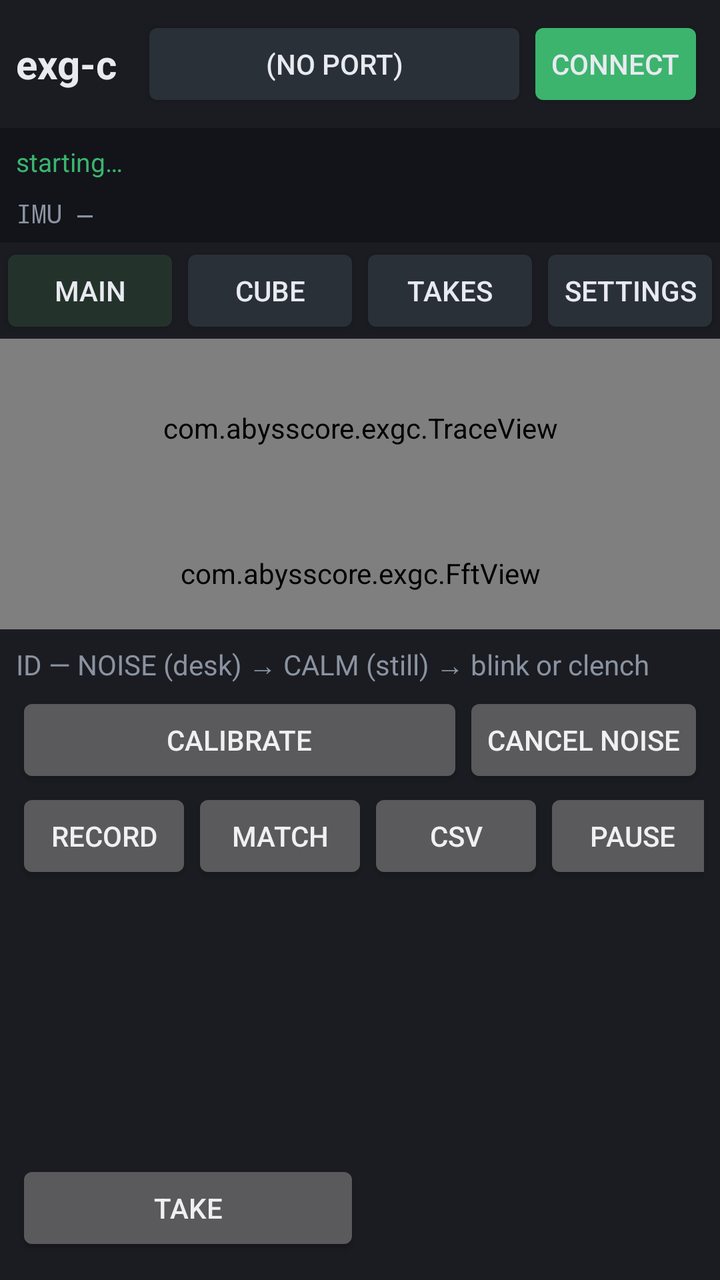
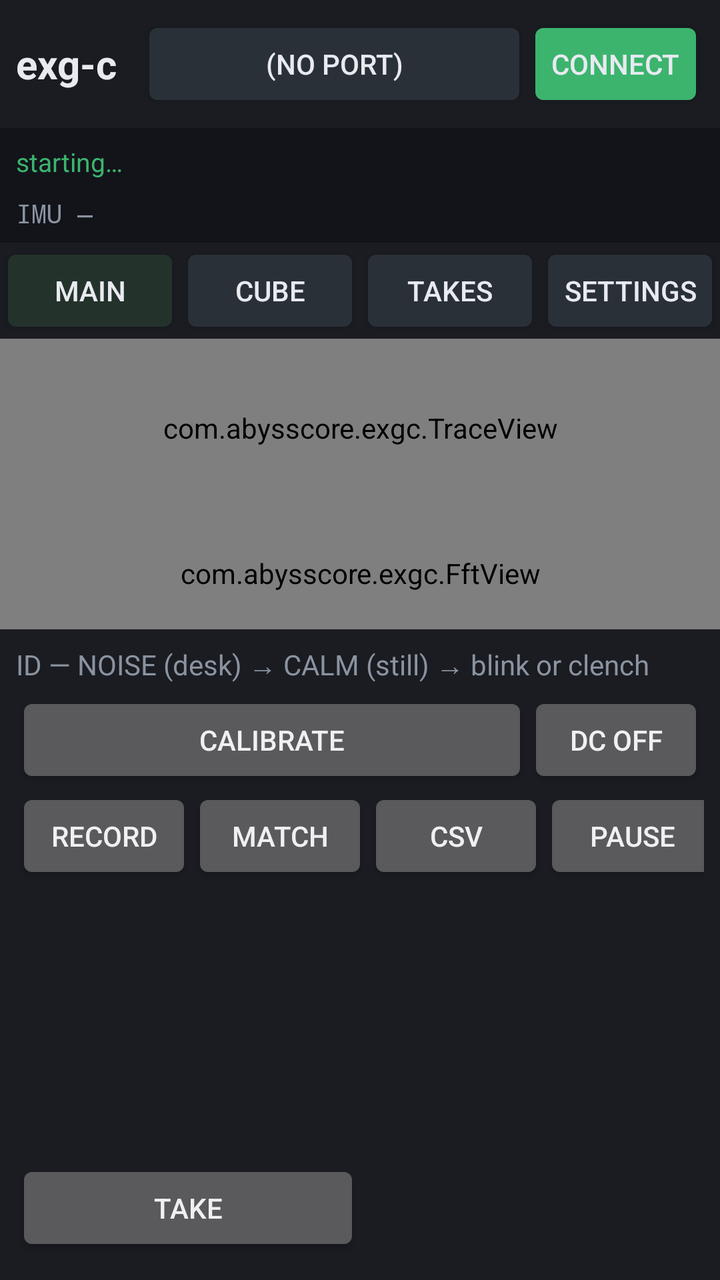

Compare the two renders of this Android layout. The source of the first and the diff that turns it into the second are given below.
<!-- AndroidManifest.xml: application theme android:Theme.DeviceDefault.NoActionBar -->
<!-- res/layout/activity_exg.xml -->
<?xml version="1.0" encoding="utf-8"?>
<LinearLayout xmlns:android="http://schemas.android.com/apk/res/android"
    android:layout_width="match_parent"
    android:layout_height="match_parent"
    android:background="@color/bg"
    android:orientation="vertical">

    <LinearLayout
        android:layout_width="match_parent"
        android:layout_height="wrap_content"
        android:background="@color/panel"
        android:gravity="center_vertical"
        android:padding="8dp">

        <TextView
            android:id="@+id/title"
            android:layout_width="wrap_content"
            android:layout_height="wrap_content"
            android:paddingEnd="12dp"
            android:text="exg-c"
            android:textColor="@color/ink"
            android:textSize="20sp"
            android:textStyle="bold" />

        <Button
            android:id="@+id/port"
            android:layout_width="0dp"
            android:layout_height="wrap_content"
            android:layout_weight="1"
            android:backgroundTint="@color/btn"
            android:text="(no port)"
            android:textColor="@color/ink" />

        <Button
            android:id="@+id/connect"
            android:layout_width="wrap_content"
            android:layout_height="wrap_content"
            android:backgroundTint="@color/ok"
            android:text="Connect"
            android:textColor="@color/ink" />
    </LinearLayout>

    <TextView
        android:id="@+id/status"
        android:layout_width="match_parent"
        android:layout_height="wrap_content"
        android:background="#12141A"
        android:ellipsize="end"
        android:maxLines="2"
        android:padding="8dp"
        android:text="starting…"
        android:textColor="@color/ok"
        android:textSize="13sp" />

    <TextView
        android:id="@+id/imuLine"
        android:layout_width="match_parent"
        android:layout_height="wrap_content"
        android:background="#12141A"
        android:fontFamily="monospace"
        android:paddingLeft="8dp"
        android:paddingRight="8dp"
        android:paddingBottom="6dp"
        android:text="IMU —"
        android:textColor="@color/muted"
        android:textSize="13sp" />

    <LinearLayout
        android:layout_width="match_parent"
        android:layout_height="wrap_content"
        android:background="@color/panel">

        <Button
            android:id="@+id/tabMain"
            android:layout_width="0dp"
            android:layout_height="wrap_content"
            android:layout_weight="1"
            android:backgroundTint="#24322C"
            android:text="Main"
            android:textColor="@color/ink" />

        <Button
            android:id="@+id/tabCube"
            android:layout_width="0dp"
            android:layout_height="wrap_content"
            android:layout_weight="1"
            android:backgroundTint="@color/btn"
            android:text="Cube"
            android:textColor="@color/ink" />

        <Button
            android:id="@+id/tabPoses"
            android:layout_width="0dp"
            android:layout_height="wrap_content"
            android:layout_weight="1"
            android:backgroundTint="@color/btn"
            android:text="Takes"
            android:textColor="@color/ink" />

        <Button
            android:id="@+id/tabSet"
            android:layout_width="0dp"
            android:layout_height="wrap_content"
            android:layout_weight="1"
            android:backgroundTint="@color/btn"
            android:text="Settings"
            android:textColor="@color/ink" />
    </LinearLayout>

    <FrameLayout
        android:layout_width="match_parent"
        android:layout_height="0dp"
        android:layout_weight="1">

        <LinearLayout
            android:id="@+id/mainPane"
            android:layout_width="match_parent"
            android:layout_height="match_parent"
            android:orientation="vertical">

            <com.abysscore.exgc.TraceView
                android:id="@+id/traces"
                android:layout_width="match_parent"
                android:layout_height="0dp"
                android:layout_weight="1" />

            <com.abysscore.exgc.FftView
                android:id="@+id/fft"
                android:layout_width="match_parent"
                android:layout_height="56dp" />
        </LinearLayout>

        <LinearLayout
            android:id="@+id/cubePane"
            android:layout_width="match_parent"
            android:layout_height="match_parent"
            android:orientation="vertical"
            android:visibility="gone">

            <LinearLayout
                android:layout_width="match_parent"
                android:layout_height="wrap_content"
                android:background="@color/panel"
                android:padding="4dp">

                <Button
                    android:id="@+id/cubeViz"
                    android:layout_width="0dp"
                    android:layout_height="wrap_content"
                    android:layout_weight="1"
                    android:text="viz" />

                <Button
                    android:id="@+id/cubeMap"
                    android:layout_width="0dp"
                    android:layout_height="wrap_content"
                    android:layout_weight="1"
                    android:text="map" />

                <Button
                    android:id="@+id/cubeZoomOut"
                    android:layout_width="wrap_content"
                    android:layout_height="wrap_content"
                    android:text="−" />

                <Button
                    android:id="@+id/cubeZoomIn"
                    android:layout_width="wrap_content"
                    android:layout_height="wrap_content"
                    android:text="+" />

                <Button
                    android:id="@+id/cubeFront"
                    android:layout_width="wrap_content"
                    android:layout_height="wrap_content"
                    android:text="front" />

                <Button
                    android:id="@+id/cubeAlgo"
                    android:layout_width="wrap_content"
                    android:layout_height="wrap_content"
                    android:text="algo detect" />
            </LinearLayout>

            <LinearLayout
                android:id="@+id/cubeChRow"
                android:layout_width="match_parent"
                android:layout_height="wrap_content"
                android:background="@color/panel"
                android:padding="2dp" />

            <LinearLayout
                android:id="@+id/cubeMapTools"
                android:layout_width="match_parent"
                android:layout_height="wrap_content"
                android:background="@color/panel"
                android:gravity="center_vertical"
                android:padding="4dp"
                android:visibility="gone">

                <Button
                    android:id="@+id/sitePrev"
                    android:layout_width="wrap_content"
                    android:layout_height="wrap_content"
                    android:text="&lt;" />

                <TextView
                    android:id="@+id/siteLabel"
                    android:layout_width="0dp"
                    android:layout_height="wrap_content"
                    android:layout_weight="1"
                    android:gravity="center"
                    android:text="Fp1"
                    android:textColor="@color/crimson"
                    android:textSize="16sp" />

                <Button
                    android:id="@+id/siteNext"
                    android:layout_width="wrap_content"
                    android:layout_height="wrap_content"
                    android:text="&gt;" />

                <Button
                    android:id="@+id/siteAssign"
                    android:layout_width="wrap_content"
                    android:layout_height="wrap_content"
                    android:text="Assign" />
            </LinearLayout>

            <com.abysscore.exgc.CubeView
                android:id="@+id/cube"
                android:layout_width="match_parent"
                android:layout_height="0dp"
                android:layout_weight="1" />
        </LinearLayout>

        <ScrollView
            android:id="@+id/poses"
            android:layout_width="match_parent"
            android:layout_height="match_parent"
            android:visibility="gone">

            <LinearLayout
                android:layout_width="match_parent"
                android:layout_height="wrap_content"
                android:orientation="vertical"
                android:padding="12dp">

                <TextView
                    android:layout_width="wrap_content"
                    android:layout_height="wrap_content"
                    android:text="Takes only. 1-second blink/clench Record stays on Main."
                    android:textColor="@color/muted" />

                <TextView
                    android:id="@+id/poseHint"
                    android:layout_width="match_parent"
                    android:layout_height="wrap_content"
                    android:paddingTop="8dp"
                    android:paddingBottom="8dp"
                    android:text="Tap a take to compare the live plot against it."
                    android:textColor="@color/ink" />

                <LinearLayout
                    android:id="@+id/poseList"
                    android:layout_width="match_parent"
                    android:layout_height="wrap_content"
                    android:orientation="vertical" />
            </LinearLayout>
        </ScrollView>

        <ScrollView
            android:id="@+id/settings"
            android:layout_width="match_parent"
            android:layout_height="match_parent"
            android:visibility="gone">

            <LinearLayout
                android:layout_width="match_parent"
                android:layout_height="wrap_content"
                android:orientation="vertical"
                android:padding="12dp">

                <TextView
                    android:layout_width="wrap_content"
                    android:layout_height="wrap_content"
                    android:text="Profiles — tap to switch. Long-press to rename or delete. Electrode map stays. Plates and takes recook."
                    android:textColor="@color/muted" />

                <TextView
                    android:id="@+id/profNow"
                    android:layout_width="match_parent"
                    android:layout_height="wrap_content"
                    android:paddingTop="6dp"
                    android:paddingBottom="4dp"
                    android:text="now: (none)"
                    android:textColor="@color/ink" />

                <LinearLayout
                    android:id="@+id/profChips"
                    android:layout_width="match_parent"
                    android:layout_height="wrap_content"
                    android:orientation="vertical"
                    android:paddingTop="4dp" />

                <Button
                    android:id="@+id/profNew"
                    android:layout_width="match_parent"
                    android:layout_height="wrap_content"
                    android:text="Save current as…" />

                <LinearLayout
                    android:layout_width="match_parent"
                    android:layout_height="wrap_content">

                    <Button
                        android:id="@+id/profExport"
                        android:layout_width="0dp"
                        android:layout_height="wrap_content"
                        android:layout_weight="1"
                        android:text="Share file" />

                    <Button
                        android:id="@+id/profImport"
                        android:layout_width="0dp"
                        android:layout_height="wrap_content"
                        android:layout_weight="1"
                        android:text="Open file" />
                </LinearLayout>

                <TextView
                    android:id="@+id/profList"
                    android:layout_width="match_parent"
                    android:layout_height="wrap_content"
                    android:paddingTop="4dp"
                    android:textColor="@color/muted"
                    android:visibility="gone" />

                <TextView
                    android:layout_width="wrap_content"
                    android:layout_height="wrap_content"
                    android:paddingTop="12dp"
                    android:text="View — time window is how much of the plot you see"
                    android:textColor="@color/muted" />

                <LinearLayout
                    android:layout_width="match_parent"
                    android:layout_height="wrap_content">

                    <Button
                        android:id="@+id/win"
                        android:layout_width="0dp"
                        android:layout_height="wrap_content"
                        android:layout_weight="1"
                        android:text="win 2s" />

                    <Button
                        android:id="@+id/scale"
                        android:layout_width="0dp"
                        android:layout_height="wrap_content"
                        android:layout_weight="1"
                        android:text="scale" />
                </LinearLayout>

                <LinearLayout
                    android:layout_width="match_parent"
                    android:layout_height="wrap_content">

                    <Button
                        android:id="@+id/uiScale"
                        android:layout_width="0dp"
                        android:layout_height="wrap_content"
                        android:layout_weight="1"
                        android:text="UI 1.5x" />

                    <Button
                        android:id="@+id/board"
                        android:layout_width="0dp"
                        android:layout_height="wrap_content"
                        android:layout_weight="1"
                        android:text="8-ch + IMU" />
                </LinearLayout>

                <TextView
                    android:layout_width="wrap_content"
                    android:layout_height="wrap_content"
                    android:paddingTop="12dp"
                    android:text="Process — line-kill + CAR is the readable leftover. Raw is the open-input check. Bias (RLD) is per channel: tap bias ON / bias off."
                    android:textColor="@color/muted" />

                <LinearLayout
                    android:layout_width="match_parent"
                    android:layout_height="wrap_content">

                    <Button
                        android:id="@+id/band"
                        android:layout_width="0dp"
                        android:layout_height="wrap_content"
                        android:layout_weight="1"
                        android:text="band raw" />

                    <Button
                        android:id="@+id/car"
                        android:layout_width="0dp"
                        android:layout_height="wrap_content"
                        android:layout_weight="1"
                        android:text="CAR" />
                </LinearLayout>

                <LinearLayout
                    android:layout_width="match_parent"
                    android:layout_height="wrap_content">

                    <Button
                        android:id="@+id/detrend"
                        android:layout_width="0dp"
                        android:layout_height="wrap_content"
                        android:layout_weight="1"
                        android:text="raw DC" />

                    <Button
                        android:id="@+id/env"
                        android:layout_width="0dp"
                        android:layout_height="wrap_content"
                        android:layout_weight="1"
                        android:text="wave" />
                </LinearLayout>

                <LinearLayout
                    android:layout_width="match_parent"
                    android:layout_height="wrap_content">

                    <Button
                        android:id="@+id/notch"
                        android:layout_width="0dp"
                        android:layout_height="wrap_content"
                        android:layout_weight="1"
                        android:text="notch" />

                    <Button
                        android:id="@+id/hp"
                        android:layout_width="0dp"
                        android:layout_height="wrap_content"
                        android:layout_weight="1"
                        android:text="hp" />
                </LinearLayout>

                <LinearLayout
                    android:layout_width="match_parent"
                    android:layout_height="wrap_content">

                    <Button
                        android:id="@+id/lp"
                        android:layout_width="0dp"
                        android:layout_height="wrap_content"
                        android:layout_weight="1"
                        android:text="lp off" />

                    <Button
                        android:id="@+id/algo"
                        android:layout_width="0dp"
                        android:layout_height="wrap_content"
                        android:layout_weight="1"
                        android:text="algo detect" />
                </LinearLayout>

                <TextView
                    android:layout_width="wrap_content"
                    android:layout_height="wrap_content"
                    android:paddingTop="12dp"
                    android:text="API — type the ports. UDP is the live path. Stream stays up in the background."
                    android:textColor="@color/muted" />

                <TextView
                    android:id="@+id/apiLine"
                    android:layout_width="match_parent"
                    android:layout_height="wrap_content"
                    android:paddingTop="4dp"
                    android:paddingBottom="4dp"
                    android:text="api off"
                    android:textColor="@color/ink" />

                <LinearLayout
                    android:layout_width="match_parent"
                    android:layout_height="wrap_content">

                    <Button
                        android:id="@+id/apiOn"
                        android:layout_width="0dp"
                        android:layout_height="wrap_content"
                        android:layout_weight="1"
                        android:text="API on" />

                    <Button
                        android:id="@+id/apiBind"
                        android:layout_width="0dp"
                        android:layout_height="wrap_content"
                        android:layout_weight="1"
                        android:text="lan" />

                    <Button
                        android:id="@+id/apiHz"
                        android:layout_width="0dp"
                        android:layout_height="wrap_content"
                        android:layout_weight="1"
                        android:text="125 Hz" />
                </LinearLayout>

                <LinearLayout
                    android:layout_width="match_parent"
                    android:layout_height="wrap_content">

                    <Button
                        android:id="@+id/apiHttp"
                        android:layout_width="0dp"
                        android:layout_height="wrap_content"
                        android:layout_weight="1"
                        android:text="http 8765" />

                    <Button
                        android:id="@+id/apiUdp"
                        android:layout_width="0dp"
                        android:layout_height="wrap_content"
                        android:layout_weight="1"
                        android:text="udp 8766" />

                    <Button
                        android:id="@+id/apiTcp"
                        android:layout_width="0dp"
                        android:layout_height="wrap_content"
                        android:layout_weight="1"
                        android:text="tcp 8767" />
                </LinearLayout>

                <LinearLayout
                    android:layout_width="match_parent"
                    android:layout_height="wrap_content">

                    <Button
                        android:id="@+id/apiToken"
                        android:layout_width="0dp"
                        android:layout_height="wrap_content"
                        android:layout_weight="1"
                        android:text="token (off)" />

                    <Button
                        android:id="@+id/apiPush"
                        android:layout_width="0dp"
                        android:layout_height="wrap_content"
                        android:layout_weight="1"
                        android:text="push dest" />
                </LinearLayout>

                <TextView
                    android:layout_width="wrap_content"
                    android:layout_height="wrap_content"
                    android:paddingTop="12dp"
                    android:text="Channels — site name = color. ON = acquire. bias = RLD. gN = gain."
                    android:textColor="@color/muted" />

                <LinearLayout
                    android:id="@+id/chGrid"
                    android:layout_width="match_parent"
                    android:layout_height="wrap_content"
                    android:orientation="vertical"
                    android:paddingTop="12dp" />
            </LinearLayout>
        </ScrollView>
    </FrameLayout>

    <LinearLayout
        android:id="@+id/learnBar"
        android:layout_width="match_parent"
        android:layout_height="wrap_content"
        android:background="@color/panel"
        android:gravity="center_vertical"
        android:orientation="vertical"
        android:padding="8dp">

        <TextView
            android:id="@+id/idLine"
            android:layout_width="match_parent"
            android:layout_height="wrap_content"
            android:paddingBottom="4dp"
            android:text="ID — NOISE (desk) → CALM (still) → blink or clench"
            android:textColor="@color/muted"
            android:textSize="14sp" />

        <LinearLayout
            android:layout_width="match_parent"
            android:layout_height="wrap_content">

            <Button
                android:id="@+id/calibrate"
                android:layout_width="0dp"
                android:layout_height="wrap_content"
                android:layout_weight="1"
                android:text="Calibrate" />

            <Button
                android:id="@+id/clean"
                android:layout_width="wrap_content"
                android:layout_height="wrap_content"
                android:text="Cancel noise" />
        </LinearLayout>

        <LinearLayout
            android:layout_width="match_parent"
            android:layout_height="wrap_content">

            <Button
                android:id="@+id/learnName"
                android:layout_width="0dp"
                android:layout_height="wrap_content"
                android:layout_weight="1"
                android:gravity="start|center_vertical"
                android:text="name (tap)"
                android:textColor="@color/ink" />

            <Button
                android:id="@+id/record"
                android:layout_width="wrap_content"
                android:layout_height="wrap_content"
                android:text="Record" />

            <Button
                android:id="@+id/match"
                android:layout_width="wrap_content"
                android:layout_height="wrap_content"
                android:text="MATCH" />

            <Button
                android:id="@+id/csv"
                android:layout_width="wrap_content"
                android:layout_height="wrap_content"
                android:text="CSV" />

            <Button
                android:id="@+id/pause"
                android:layout_width="wrap_content"
                android:layout_height="wrap_content"
                android:text="Pause" />
        </LinearLayout>

        <LinearLayout
            android:layout_width="match_parent"
            android:layout_height="wrap_content"
            android:gravity="center_vertical">

            <Button
                android:id="@+id/atom"
                android:layout_width="0dp"
                android:layout_height="wrap_content"
                android:layout_weight="1"
                android:text="Take" />

            <TextView
                android:id="@+id/atomVs"
                android:layout_width="0dp"
                android:layout_height="wrap_content"
                android:layout_weight="1"
                android:paddingStart="8dp"
                android:text=""
                android:textColor="@color/crimson"
                android:textSize="14sp" />
        </LinearLayout>

        <HorizontalScrollView
            android:layout_width="match_parent"
            android:layout_height="wrap_content"
            android:paddingTop="4dp">

            <LinearLayout
                android:id="@+id/learnChips"
                android:layout_width="wrap_content"
                android:layout_height="wrap_content"
                android:orientation="horizontal" />
        </HorizontalScrollView>
    </LinearLayout>
</LinearLayout>
<!-- resources referenced by this layout -->
<resources>
  <color name="bg">#101218</color>
  <color name="btn">#2A3038</color>
  <color name="crimson">#F22647</color>
  <color name="ink">#E8EAF0</color>
  <color name="muted">#8B93A0</color>
  <color name="ok">#3CB46E</color>
  <color name="panel">#1A1C22</color>
</resources>

<!-- the commit's change to res/layout/activity_exg.xml (unified diff, before → after) -->
@@ -601,7 +601,7 @@
                 android:id="@+id/clean"
                 android:layout_width="wrap_content"
                 android:layout_height="wrap_content"
-                android:text="Cancel noise" />
+                android:text="DC off" />
         </LinearLayout>
 
         <LinearLayout
